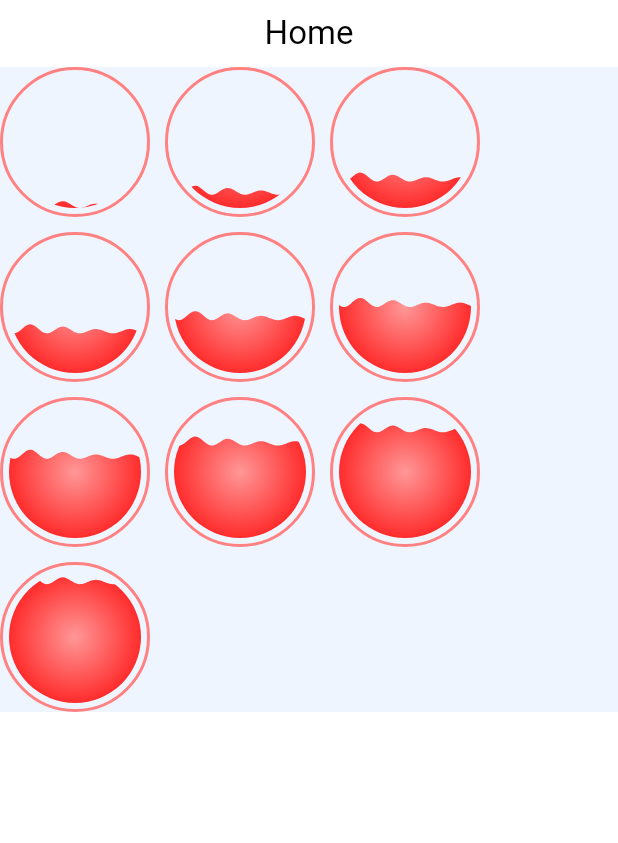
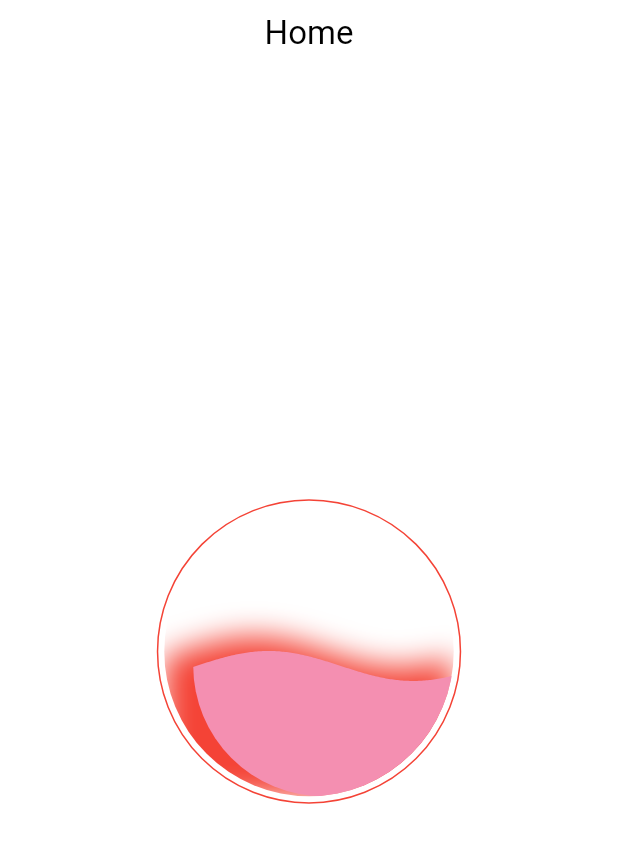
Before and after one commit to Azad-Zhang/flutter_liquid, a Flutter app: the screen it shows after launch, on a phone screen of 412 x 824 dp. Shown: the top 843 px of the screen. Run offline on Flutter 3.47's test engine with Material 3 defaults, Android fonts, the phone set to English and light mode, and no system bars; our stand-ins replace flutter_screenutil, get, logger.

Commit message:
初步进展完成阴影

```diff
--- a/lib/app/modules/home/views/home_view.dart
+++ b/lib/app/modules/home/views/home_view.dart
@@ -1,13 +1,23 @@
+/*
+ * @Author: 张仕鹏 1120148291@qq.com
+ * @Date: 2025-03-19 10:27:01
+ * @LastEditors: 张仕鹏 1120148291@qq.com
+ * @LastEditTime: 2025-03-20 17:05:02
+ * @FilePath: /my_flutter_template_getx/lib/app/modules/home/views/home_view.dart
+ * @Description: 这是默认设置,请设置`customMade`, 打开koroFileHeader查看配置 进行设置: https://github.com/OBKoro1/koro1FileHeader/wiki/%E9%85%8D%E7%BD%AE
+ */
 /*
  * @Author: 张仕鹏 1120148291@qq.com
  * @Date: 2025-03-18 14:18:13
  * @LastEditors: 张仕鹏 1120148291@qq.com
- * @LastEditTime: 2025-03-18 15:46:50
+ * @LastEditTime: 2025-03-20 16:52:58
  * @FilePath: /flutter_liquid/lib/app/modules/home/views/home_view.dart
  * @Description: 这是默认设置,请设置`customMade`, 打开koroFileHeader查看配置 进行设置: https://github.com/OBKoro1/koro1FileHeader/wiki/%E9%85%8D%E7%BD%AE
  */
 import 'package:flutter/material.dart';
+import 'package:flutter_liquid/app/modules/home/widgets/animated.dart';
 import 'package:flutter_liquid/app/modules/home/widgets/liquid.dart';
+import 'package:flutter_liquid/app/modules/home/widgets/shadow.dart';
 
 import 'package:get/get.dart';
 import 'package:flutter_liquid/app/core/base/view/base_view.dart';
@@ -38,6 +48,66 @@ class HomeView extends BaseView<HomeController> {
 
   @override
   Widget body(BuildContext context) {
+
+    return DemoPage();
+
+    return AnimatedWaveInnerShadowWidget(
+            width: 300,
+            height: 200,
+            waveColors: [Colors.purple, Colors.pink],
+            blurRadius: 15.0,
+            offset: const Offset(-8, -8),
+            shadowColor: Colors.black.withOpacity(0.5),
+            innerShadowColor: Colors.black.withOpacity(0.3),
+            innerBlurRadius: 8.0,
+            animationDuration: const Duration(seconds: 4),
+          );
+    // return Container(
+    //   width: double.infinity,
+    //   height: double.infinity,
+    //   child: Stack(
+    //     alignment: AlignmentDirectional.center,
+    //     children: [
+    //       // Container(
+    //       //   width: 63,
+    //       //   height: 63,
+    //       //   decoration: const BoxDecoration(
+    //       //     color: Color(0xFFE8E8E8),
+    //       //     shape: BoxShape.circle,
+    //       //     boxShadow: [
+    //       //       BoxShadow(
+    //       //         color: Color(0xFFE8E8E8),
+    //       //         offset: Offset(8, 8),
+    //       //         blurRadius: 10,
+    //       //         spreadRadius: 1,
+    //       //       ),
+    //       //     ],
+    //       //   ),
+    //       // ),
+    //       ClipRRect(
+    //         borderRadius: BorderRadius.circular(63),
+    //         child: Container(
+    //           width: 63,
+    //           height: 63,
+    //           alignment: Alignment.center,
+    //           decoration: const BoxDecoration(
+    //             shape: BoxShape.circle,
+    //             boxShadow: [
+    //               BoxShadow(
+    //                 // color: Color(0xFFF7F7F7),
+    //                 color: Colors.red,
+    //                 offset: Offset(0, 0),
+    //                 blurRadius: 3,
+    //                 spreadRadius: 1,
+    //               ),
+    //             ],
+    //           ),
+    //           child: Text("0717"),
+    //         ),
+    //       ),
+    //     ],
+    //   ),
+    // );
     return Wrap(
       spacing: 10, // 水平间距
       runSpacing: 10, // 垂直间距
@@ -48,8 +118,10 @@ class HomeView extends BaseView<HomeController> {
           // waveSingleColor: Colors.red,
           waveGradientColor: LinearGradient(
             colors: [
-              Color.fromRGBO(255, 151, 151, 1),
-              Color.fromRGBO(255, 44, 44, 1)
+              // Color.fromRGBO(255, 151, 151, 1),
+              Color(0XFFFF9797).withOpacity(0.45),
+              Color(0XFFFF2C2C).withOpacity(0.45),
+              // Color.fromRGBO(255, 44, 44, 1)
             ],
           ),
           padding: EdgeInsets.all(4),
@@ -61,6 +133,24 @@ class HomeView extends BaseView<HomeController> {
           waveRiseSpeed: 1, // 波浪升起速度变为原来的 0.5 倍
           // borderWidth: 1,
           // isWaveAmplitudeRandom: true,
+
+          // shadowParamsList: [
+          //     // ShadowParams(
+          //     //   color: Colors.black.withOpacity(0.3),
+          //     //   offset: const Offset(2, 2),
+          //     //   blurRadius: 5,
+          //     //   spreadRadius: 2,
+          //     // ),
+          //     ShadowParams(
+          //       color: Color(0xFFD81C1C),
+          //       offset: const Offset(8, 8),
+          //       blurRadius: 18,
+          //       spreadRadius: 0,
+          //     ),
+          //   ],
+          shadowColor: Color(0xFFD81C1C),
+          shadowBlurRadius: 0,
+          shadowOffset: Offset(8, 8), // 设置阴影偏移
         );
       }),
     );
--- /dev/null
+++ b/lib/app/modules/home/widgets/shadow.dart
@@ -0,0 +1,133 @@
+import 'dart:math';
+import 'package:flutter/material.dart';
+// 假设 ScreenAdapter 是自定义的屏幕适配工具类
+// 如果没有这个类，需要替换为相应的尺寸设置逻辑
+import 'package:flutter_liquid/app/core/utils/screen_adapter.dart';
+
+class MovingWaveShadowWidget extends StatefulWidget {
+  @override
+  _MovingWaveShadowWidgetState createState() => _MovingWaveShadowWidgetState();
+}
+
+class _MovingWaveShadowWidgetState extends State<MovingWaveShadowWidget>
+    with SingleTickerProviderStateMixin {
+  late AnimationController _controller;
+  late Animation<double> _offsetAnimation;
+
+  @override
+  void initState() {
+    super.initState();
+    _controller = AnimationController(
+      vsync: this,
+      duration: const Duration(seconds: 5),
+    )..repeat();
+    _offsetAnimation = Tween<double>(begin: 0, end: -1).animate(
+      CurvedAnimation(
+        parent: _controller,
+        curve: Curves.linear,
+      ),
+    );
+  }
+
+  @override
+  void dispose() {
+    _controller.dispose();
+    super.dispose();
+  }
+
+  @override
+  Widget build(BuildContext context) {
+    return AnimatedBuilder(
+      animation: _offsetAnimation,
+      builder: (context, child) {
+        return Container(
+          width: ScreenAdapter.height(200),
+          height: ScreenAdapter.height(200),
+          padding: EdgeInsets.all(4),
+          decoration: BoxDecoration(
+            shape: BoxShape.circle,
+            border: Border.all(
+              color: Colors.red,
+              width: 1,
+            ),
+            color: Colors.transparent,
+          ),
+          child: CustomPaint(
+            size: Size(200, 200),
+            painter: _WaveShadowPainter(_offsetAnimation.value),
+          ),
+        );
+      },
+    );
+  }
+}
+
+class _WaveShadowPainter extends CustomPainter {
+  final double offset;
+
+  _WaveShadowPainter(this.offset);
+
+  @override
+  void paint(Canvas canvas, Size size) {
+    // 创建圆形裁剪路径
+    final circlePath = Path()
+      ..addOval(Rect.fromCircle(
+          center: Offset(size.width / 2, size.height / 2),
+          radius: size.width / 2));
+    canvas.clipPath(circlePath);
+
+    // 绘制阴影部分
+    final shadowPath = _createWavePath(size, offset);
+    final shadowPaint = Paint()
+      ..color = Colors.red
+      ..maskFilter = MaskFilter.blur(BlurStyle.normal, 10);
+    canvas.drawPath(shadowPath, shadowPaint);
+
+    // 绘制原图（平移不缩放）
+    final moveOffsetX = size.width * 0.05; // 可调整偏移量
+    final moveOffsetY = size.height * 0.05;
+    canvas.save();
+    canvas.translate(moveOffsetX, moveOffsetY);
+    final originalPath = _createWavePath(size, offset);
+    final originalPaint = Paint()..color = Colors.pink[200]!;
+    // 创建圆形路径用于限制粉色部分为圆形
+    final innerCirclePath = Path()
+      ..addOval(Rect.fromCircle(
+          center: Offset(size.width / 2, size.height / 2),
+          radius: (size.width / 2) - max(moveOffsetX, moveOffsetY)));
+    canvas.clipPath(innerCirclePath);
+    canvas.drawPath(originalPath, originalPaint);
+    canvas.restore();
+  }
+
+  Path _createWavePath(Size size, double offset) {
+    final path = Path();
+    path.moveTo(0, size.height * 0.5);
+    for (double x = 0; x < size.width; x += 1) {
+      final y = size.height * 0.5 +
+          10 * sin((x / size.width * 2 * pi) + offset * 2 * pi);
+      path.lineTo(x, y);
+    }
+    path.lineTo(size.width, size.height);
+    path.lineTo(0, size.height);
+    path.close();
+    return path;
+  }
+
+  @override
+  bool shouldRepaint(covariant _WaveShadowPainter oldDelegate) {
+    return oldDelegate.offset != offset;
+  }
+}
+
+// 使用示例
+class DemoPage extends StatelessWidget {
+  @override
+  Widget build(BuildContext context) {
+    return Scaffold(
+      body: Center(
+        child: MovingWaveShadowWidget(),
+      ),
+    );
+  }
+}
```
Also changed, not shown: lib/app/modules/home/widgets/animated.dart (added, +147 -0 lines), lib/app/modules/home/widgets/liquid.dart (+59 -45 lines).
